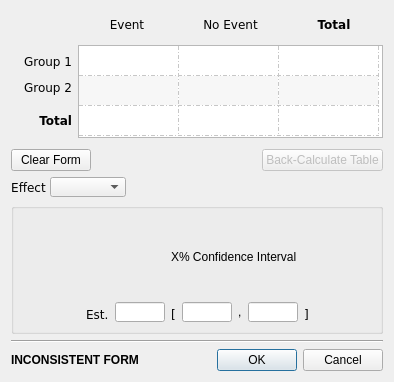
Qt form src/forms/binary_data_form2.ui (AliSalman-et-al/openmeta-analyst-community) before a commit.
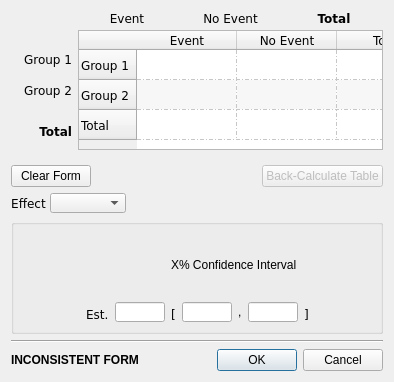
The same form after that commit. Icons and pictures are not drawn.

```diff
--- a/src/forms/binary_data_form2.ui
+++ b/src/forms/binary_data_form2.ui
@@ -99,15 +99,15 @@
           </sizepolicy>
          </property>
          <property name="minimumSize">
-          <size>
+         <size>
            <width>305</width>
-           <height>93</height>
+           <height>120</height>
           </size>
          </property>
          <property name="maximumSize">
           <size>
            <width>305</width>
-           <height>84</height>
+           <height>120</height>
           </size>
          </property>
          <property name="font">
@@ -146,20 +146,44 @@
           <number>3</number>
          </property>
          <attribute name="horizontalHeaderVisible">
-          <bool>false</bool>
+          <bool>true</bool>
          </attribute>
          <attribute name="horizontalHeaderHighlightSections">
           <bool>false</bool>
          </attribute>
          <attribute name="verticalHeaderVisible">
-          <bool>false</bool>
+          <bool>true</bool>
          </attribute>
-         <row/>
-         <row/>
-         <row/>
-         <column/>
-         <column/>
-         <column/>
+         <row>
+          <property name="text">
+           <string>Group 1</string>
+          </property>
+         </row>
+         <row>
+          <property name="text">
+           <string>Group 2</string>
+          </property>
+         </row>
+         <row>
+          <property name="text">
+           <string>Total</string>
+          </property>
+         </row>
+         <column>
+          <property name="text">
+           <string>Event</string>
+          </property>
+         </column>
+         <column>
+          <property name="text">
+           <string>No Event</string>
+          </property>
+         </column>
+         <column>
+          <property name="text">
+           <string>Total</string>
+          </property>
+         </column>
         </widget>
        </item>
        <item row="2" column="0">
```
